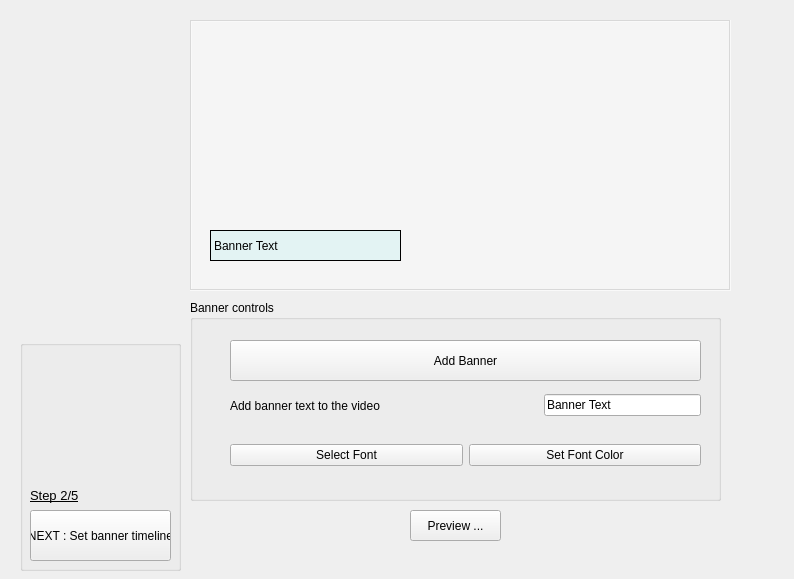
pratikone/videoVenom, file ui/banner.ui: the form before one commit.
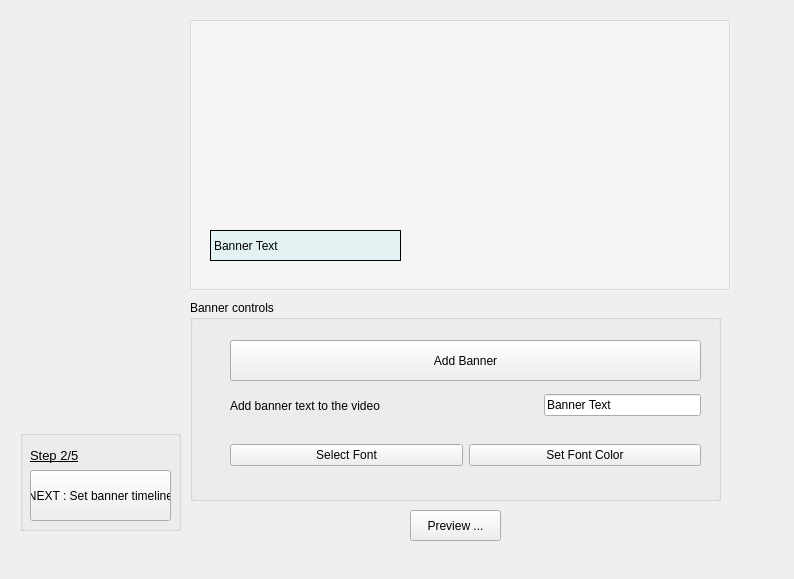
The form after the commit.

Commit message: repositioned next button

The edit to the form file:
```diff
--- a/ui/banner.ui
+++ b/ui/banner.ui
@@ -94,9 +94,9 @@
    <property name="geometry">
     <rect>
      <x>20</x>
-     <y>340</y>
+     <y>430</y>
      <width>161</width>
-     <height>231</height>
+     <height>101</height>
     </rect>
    </property>
    <property name="title">
@@ -106,7 +106,7 @@
     <property name="geometry">
      <rect>
       <x>10</x>
-      <y>140</y>
+      <y>10</y>
       <width>81</width>
       <height>31</height>
      </rect>
@@ -132,7 +132,7 @@
     <property name="geometry">
      <rect>
       <x>10</x>
-      <y>170</y>
+      <y>40</y>
       <width>141</width>
       <height>51</height>
      </rect>
```
The commit also changes 6 other files.
